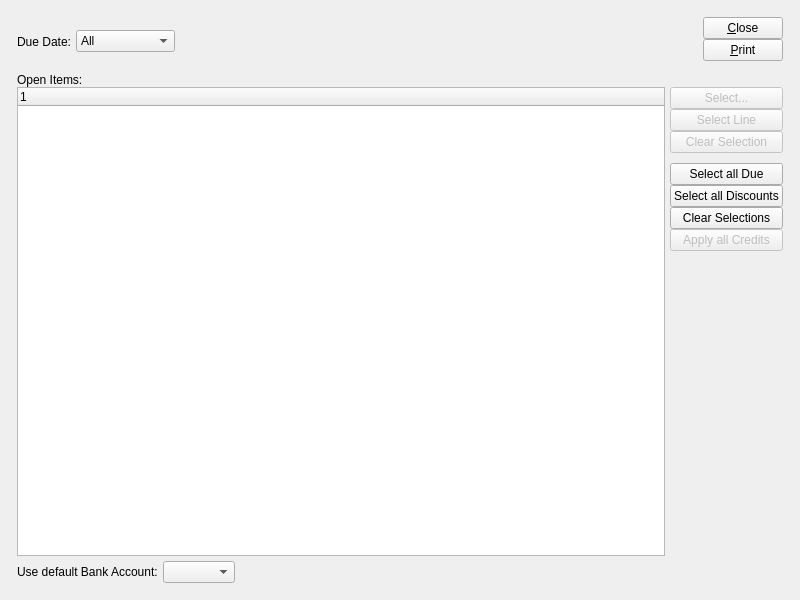
First picture: the form in guiclient/selectPayments.ui, repository Pegasus-RPG/xtuple-client, before the edit.
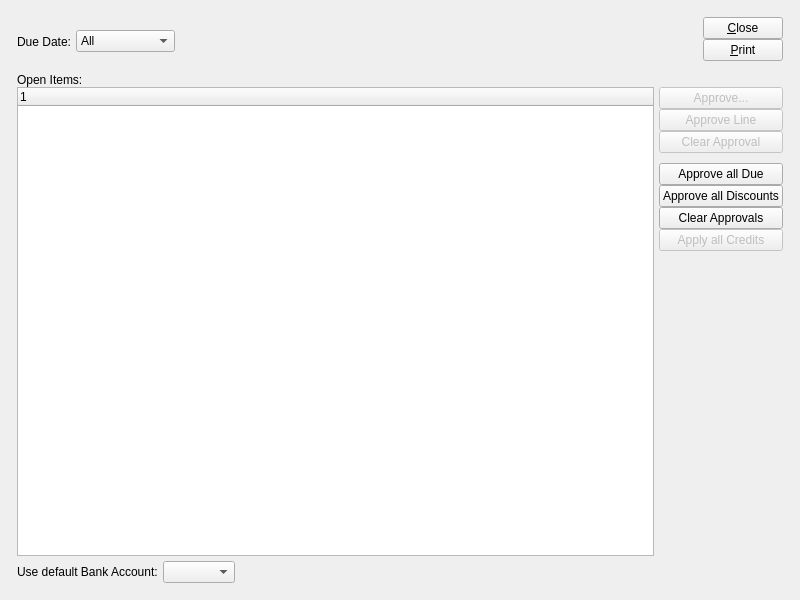
Second picture: the form after the edit. Custom widgets are drawn as their Qt base class.

Patch:
```diff
--- a/guiclient/selectPayments.ui
+++ b/guiclient/selectPayments.ui
@@ -234,7 +234,7 @@
                  <bool>false</bool>
                 </property>
                 <property name="text">
-                 <string>Select...</string>
+                 <string>Approve...</string>
                 </property>
                 <property name="autoDefault">
                  <bool>false</bool>
@@ -250,7 +250,7 @@
                  <bool>false</bool>
                 </property>
                 <property name="text">
-                 <string>Select Line</string>
+                 <string>Approve Line</string>
                 </property>
                 <property name="autoDefault">
                  <bool>false</bool>
@@ -266,7 +266,7 @@
                  <bool>false</bool>
                 </property>
                 <property name="text">
-                 <string>Clear Selection</string>
+                 <string>Clear Approval</string>
                 </property>
                 <property name="autoDefault">
                  <bool>false</bool>
@@ -295,7 +295,7 @@
               <item>
                <widget class="QPushButton" name="_selectDue">
                 <property name="text">
-                 <string>Select all Due</string>
+                 <string>Approve all Due</string>
                 </property>
                 <property name="autoDefault">
                  <bool>false</bool>
@@ -308,7 +308,7 @@
               <item>
                <widget class="QPushButton" name="_selectDiscount">
                 <property name="text">
-                 <string>Select all Discounts</string>
+                 <string>Approve all Discounts</string>
                 </property>
                 <property name="autoDefault">
                  <bool>false</bool>
@@ -321,7 +321,7 @@
               <item>
                <widget class="QPushButton" name="_clearAll">
                 <property name="text">
-                 <string>Clear Selections</string>
+                 <string>Clear Approvals</string>
                 </property>
                 <property name="autoDefault">
                  <bool>false</bool>
```
Left out of the diff: 2 changed lines with no effect on the pictures.
